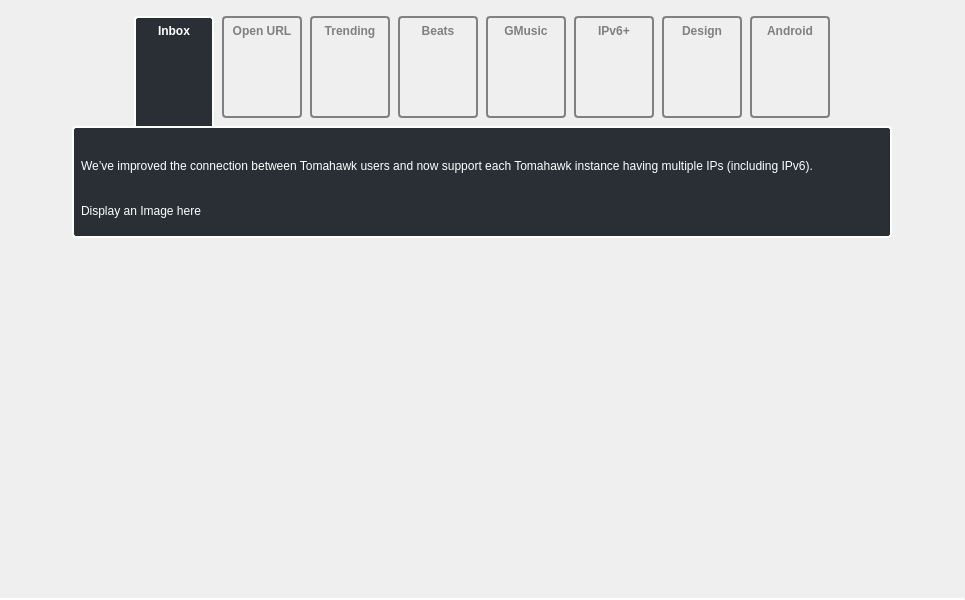
Above: src/viewpages/whatsnew_0_8/WhatsNewWidget_0_8.ui from tomahawk-player/tomahawk before the change. Below: the same form after it.
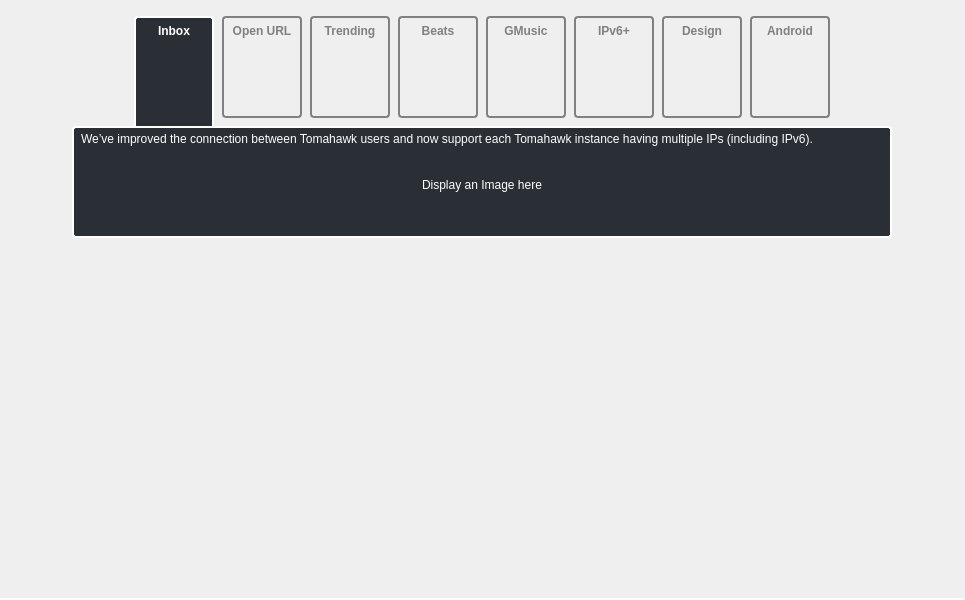
That is the form after the change. The open tabs and pages were chosen to show the change. Icons and pictures are not drawn. Custom widgets are drawn as their Qt base class.

Commit message: [whatsnew] Add spacers to network page

```diff
--- a/src/viewpages/whatsnew_0_8/WhatsNewWidget_0_8.ui
+++ b/src/viewpages/whatsnew_0_8/WhatsNewWidget_0_8.ui
@@ -1117,6 +1117,19 @@
              </widget>
             </item>
             <item>
+             <spacer name="verticalSpacer_12">
+              <property name="orientation">
+               <enum>Qt::Vertical</enum>
+              </property>
+              <property name="sizeHint" stdset="0">
+               <size>
+                <width>20</width>
+                <height>20</height>
+               </size>
+              </property>
+             </spacer>
+            </item>
+            <item alignment="Qt::AlignHCenter">
              <widget class="QLabel" name="label_12">
               <property name="sizePolicy">
                <sizepolicy hsizetype="Preferred" vsizetype="Fixed">
@@ -1129,6 +1142,19 @@
               </property>
              </widget>
             </item>
+            <item>
+             <spacer name="verticalSpacer_13">
+              <property name="orientation">
+               <enum>Qt::Vertical</enum>
+              </property>
+              <property name="sizeHint" stdset="0">
+               <size>
+                <width>20</width>
+                <height>40</height>
+               </size>
+              </property>
+             </spacer>
+            </item>
            </layout>
           </widget>
           <widget class="QWidget" name="designPage">
```
Left out of the diff: 2 changed lines with no effect on the pictures.
